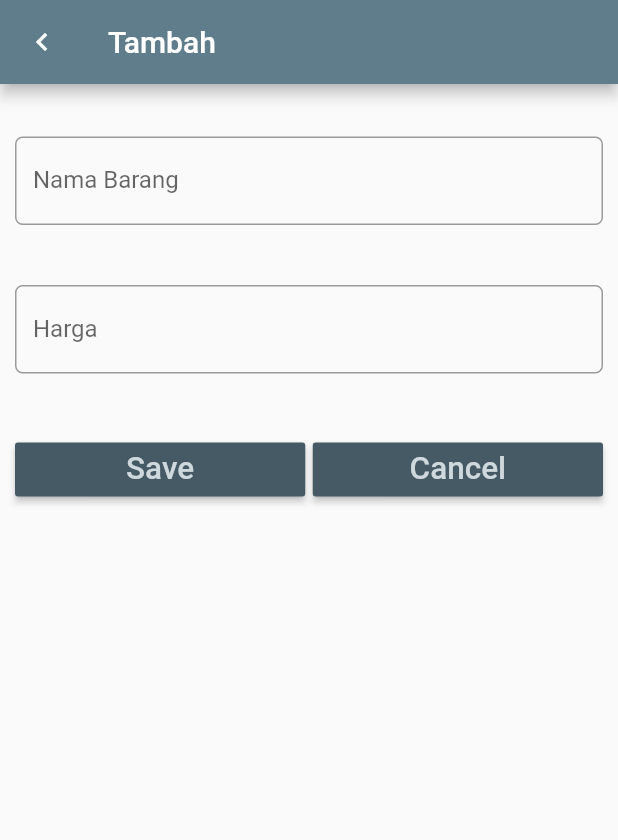
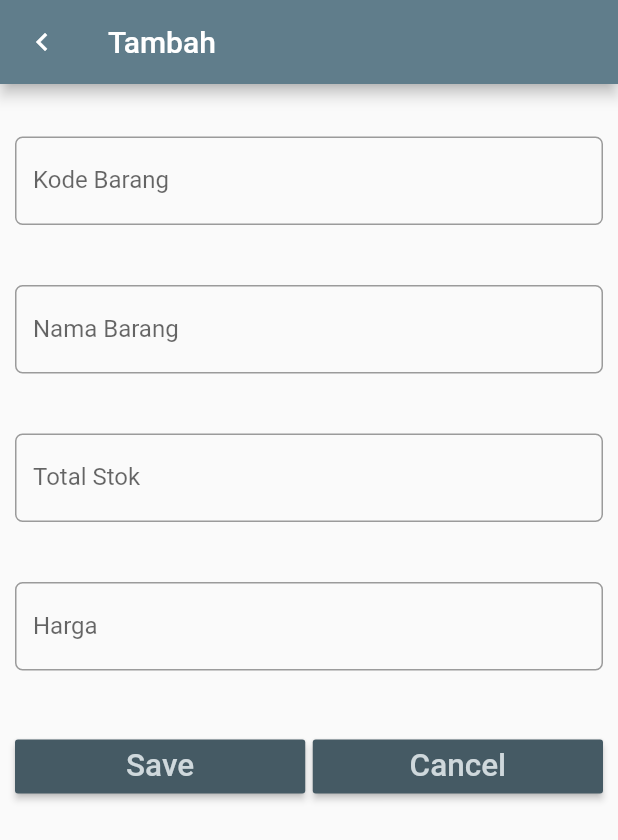
Before and after one commit to daffavcd/InventorySQLite, a Flutter app: the screen it shows after launch, after a tap on "Tambah Item", on a phone screen of 412 x 824 dp. Shown: the top 840 px of the screen. Run offline on Flutter 3.47's test engine with Material 2 defaults, Android fonts, the phone set to English and light mode, and no system bars; our stand-ins replace sqflite; accounts and stored records are empty.

Commit message:
tambah tugas attribut baru

```diff
--- a/lib/model/dbhelper.dart
+++ b/lib/model/dbhelper.dart
@@ -27,7 +27,9 @@ class DbHelper {
  CREATE TABLE item (
  id INTEGER PRIMARY KEY AUTOINCREMENT,
  name TEXT,
- price INTEGER
+ code TEXT,
+ price INTEGER,
+ qty INTEGER
  )
  ''');
   }
--- a/lib/model/item.dart
+++ b/lib/model/item.dart
@@ -1,7 +1,16 @@
 class Item {
   int _id;
   String _name;
+  String _code;
   int _price;
+  int _qty;
+  String get code => this._code;
+
+  set code(String value) => this._code = value;
+
+  int get qty => this._qty;
+
+  set qty(int value) => this._qty = value;
 
   int get id => this._id;
 
@@ -13,11 +22,13 @@ class Item {
 
   set price(value) => this._price = value;
 
-  Item(this._name, this._price);
+  Item(this._name, this._price, this._code, this._qty);
 
   Item.fromMap(Map<String, dynamic> map) {
     this._id = map['id'];
     this._name = map['name'];
+    this._code = map['code'];
+    this._qty = map['qty'];
     this._price = map['price'];
   }
 
@@ -26,6 +37,8 @@ class Item {
     map['id'] = this._id;
     map['name'] = name;
     map['price'] = price;
+    map['qty'] = qty;
+    map['code'] = code;
     return map;
   }
 }
--- a/lib/pages/entryForm.dart
+++ b/lib/pages/entryForm.dart
@@ -14,12 +14,16 @@ class EntryFormState extends State<EntryForm> {
   EntryFormState(this.item);
   TextEditingController nameController = TextEditingController();
   TextEditingController priceController = TextEditingController();
+  TextEditingController codeController = TextEditingController();
+  TextEditingController qtyController = TextEditingController();
   @override
   Widget build(BuildContext context) {
     //kondisi
     if (item != null) {
       nameController.text = item.name;
       priceController.text = item.price.toString();
+      qtyController.text = item.qty.toString();
+      codeController.text = item.code.toString();
     }
     //rubah
     return Scaffold(
@@ -32,6 +36,22 @@ class EntryFormState extends State<EntryForm> {
           child: ListView(
             children: <Widget>[
               // nama
+              Padding(
+                padding: EdgeInsets.only(top: 20.0, bottom: 20.0),
+                child: TextField(
+                  controller: codeController,
+                  keyboardType: TextInputType.text,
+                  decoration: InputDecoration(
+                    labelText: 'Kode Barang',
+                    border: OutlineInputBorder(
+                      borderRadius: BorderRadius.circular(5.0),
+                    ),
+                  ),
+                  onChanged: (value) {
+                    //
+                  },
+                ),
+              ),
               Padding(
                 padding: EdgeInsets.only(top: 20.0, bottom: 20.0),
                 child: TextField(
@@ -49,6 +69,22 @@ class EntryFormState extends State<EntryForm> {
                 ),
               ),
               // harga
+              Padding(
+                padding: EdgeInsets.only(top: 20.0, bottom: 20.0),
+                child: TextField(
+                  controller: qtyController,
+                  keyboardType: TextInputType.number,
+                  decoration: InputDecoration(
+                    labelText: 'Total Stok',
+                    border: OutlineInputBorder(
+                      borderRadius: BorderRadius.circular(5.0),
+                    ),
+                  ),
+                  onChanged: (value) {
+                    //
+                  },
+                ),
+              ),
               Padding(
                 padding: EdgeInsets.only(top: 20.0, bottom: 20.0),
                 child: TextField(
@@ -82,12 +118,17 @@ class EntryFormState extends State<EntryForm> {
                         onPressed: () {
                           if (item == null) {
                             // tambah data
-                            item = Item(nameController.text,
-                                int.parse(priceController.text));
+                            item = Item(
+                                nameController.text,
+                                int.parse(priceController.text),
+                                codeController.text,
+                                int.parse(qtyController.text));
                           } else {
                             // ubah data
+                            item.code = codeController.text;
                             item.name = nameController.text;
                             item.price = int.parse(priceController.text);
+                            item.qty = int.parse(qtyController.text);
                           }
                           // kembali ke layar sebelumnya dengan membawa objek item
                           Navigator.pop(context, item);
```
